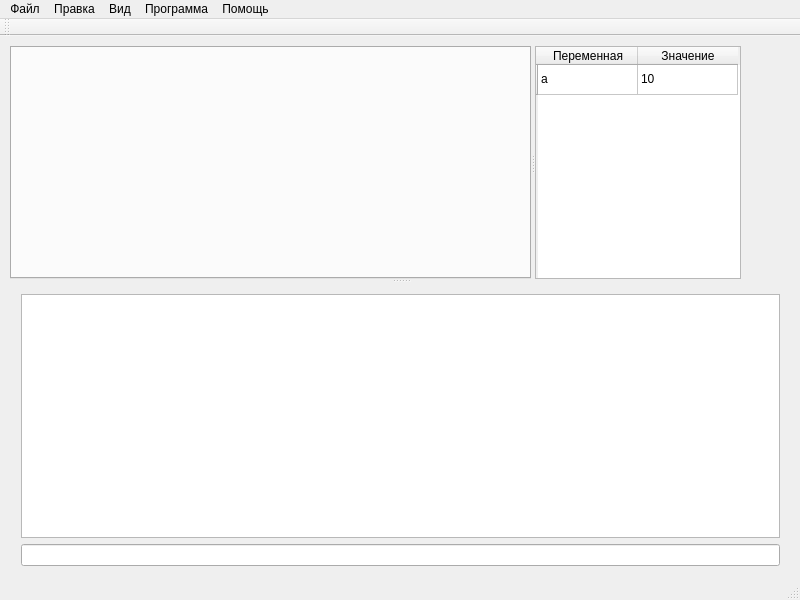
NOOBS-DevTeam/Appendix, file mainwindow.ui: the form before one commit.
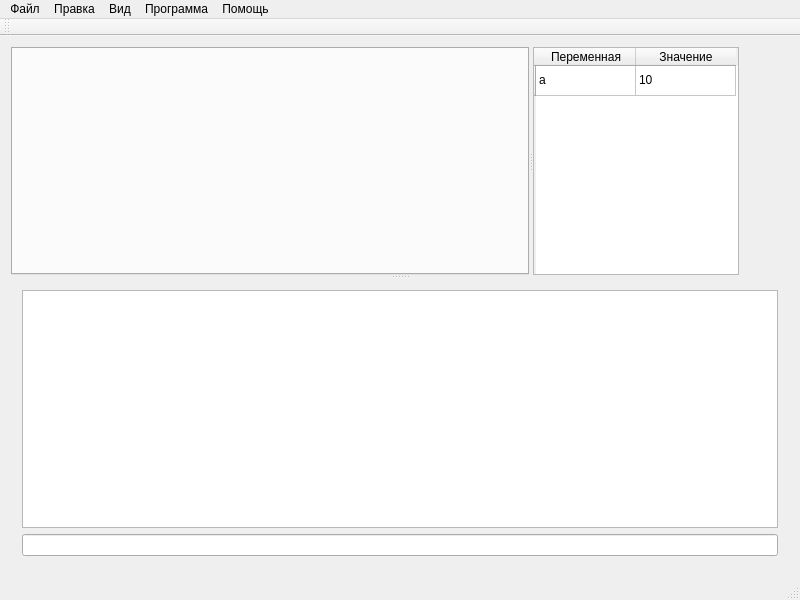
The form after the commit.

Commit message: Снят moveble и выставлен "авто-маштаб"

The edit to the form file:
```diff
--- a/mainwindow.ui
+++ b/mainwindow.ui
@@ -16,18 +16,6 @@
     <verstretch>60</verstretch>
    </sizepolicy>
   </property>
-  <property name="minimumSize">
-   <size>
-    <width>800</width>
-    <height>600</height>
-   </size>
-  </property>
-  <property name="maximumSize">
-   <size>
-    <width>800</width>
-    <height>600</height>
-   </size>
-  </property>
   <property name="mouseTracking">
    <bool>false</bool>
   </property>
@@ -38,15 +26,9 @@
    <string>Appendix</string>
   </property>
   <widget class="QWidget" name="centralWidget">
+   <layout class="QVBoxLayout" name="verticalLayout_2">
+    <item>
    <widget class="QSplitter" name="splitter_2">
-    <property name="geometry">
-     <rect>
-      <x>10</x>
-      <y>10</y>
-      <width>781</width>
-      <height>531</height>
-     </rect>
-    </property>
     <property name="orientation">
      <enum>Qt::Vertical</enum>
     </property>
@@ -168,6 +150,8 @@
      </layout>
     </widget>
    </widget>
+    </item>
+   </layout>
   </widget>
   <widget class="QMenuBar" name="menuBar">
    <property name="geometry">
```
Lines whose indentation alone changed are shown as unchanged.
